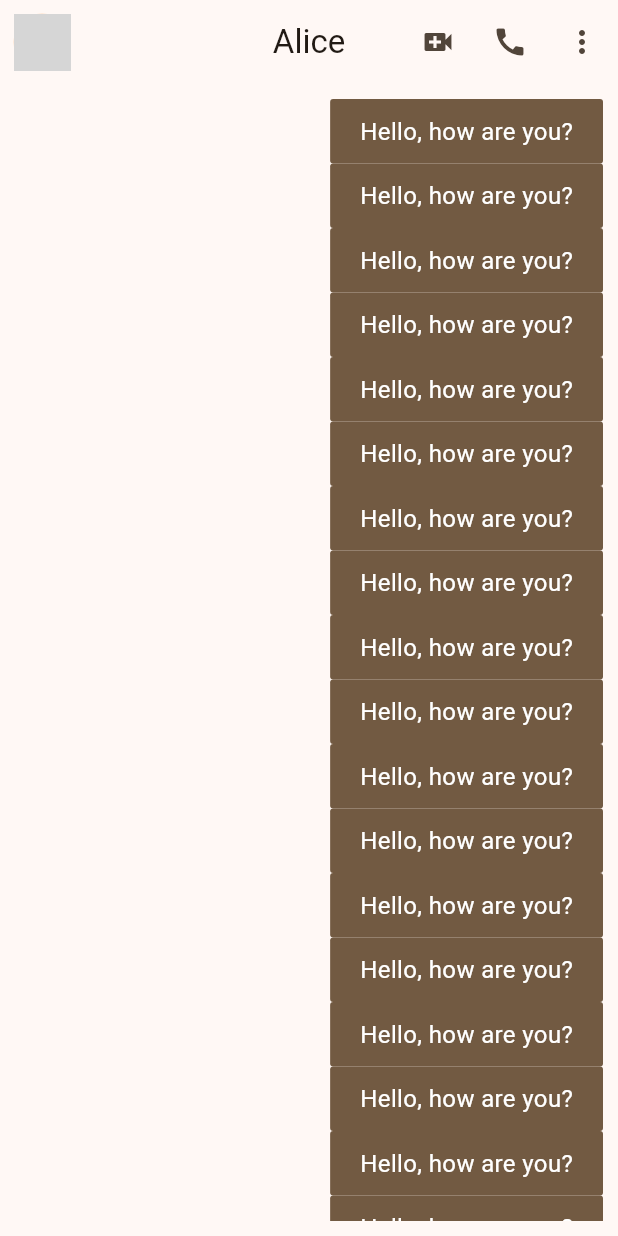
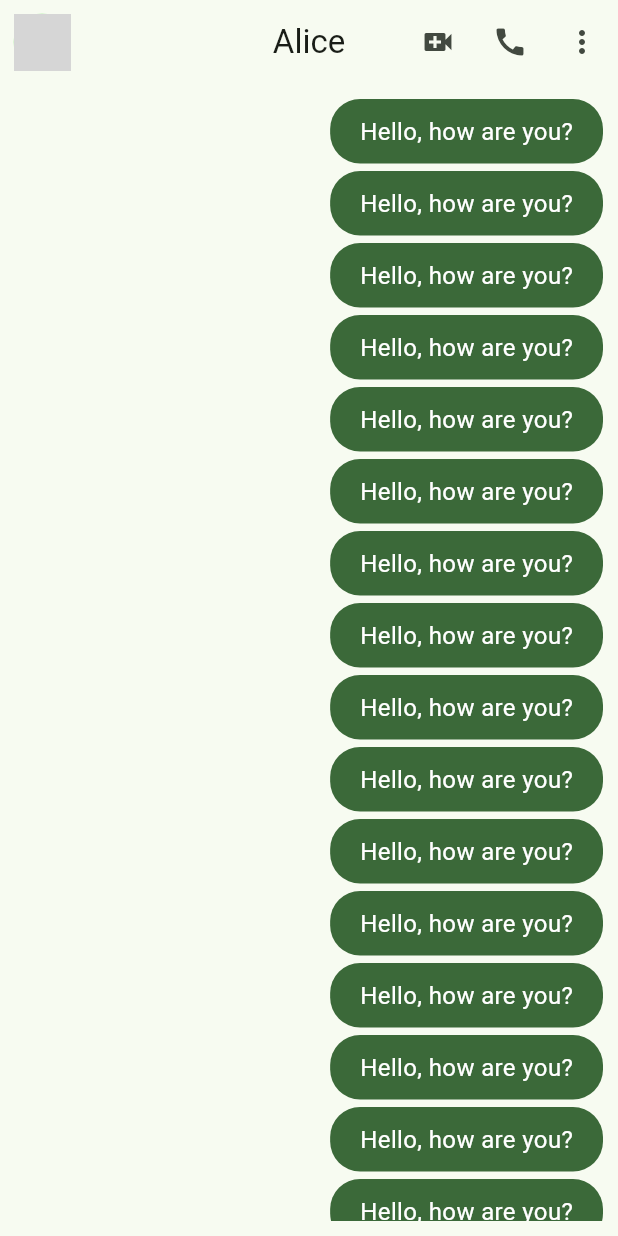
Before and after one commit to AlanMelendez/flutter_templateChatApp, a Flutter app: the screen it shows after launch, on a phone screen of 412 x 824 dp. Run offline on Flutter 3.47's test engine with Material 3 defaults, Android fonts, the phone set to English and light mode, and no system bars; network calls fail; grey boxes are pictures that could not be loaded.

Commit message:
fix: Update selectedColor in AppTheme and increase message bubble item count

```diff
--- a/lib/main.dart
+++ b/lib/main.dart
@@ -12,7 +12,7 @@ class MyApp extends StatelessWidget {
     return MaterialApp(
       title: 'Material App',
       debugShowCheckedModeBanner: false,
-      theme: AppTheme(selectedColor: 5).theme,
+      theme: AppTheme(selectedColor: 3).theme,
       home: ChatScreen(),
     );
   }
--- a/lib/presentation/screens/chat/chat_screen.dart
+++ b/lib/presentation/screens/chat/chat_screen.dart
@@ -69,7 +69,7 @@ class _ChatView extends StatelessWidget {
           children: [
             Expanded(
               child: ListView.builder(
-                itemCount: 20,
+                itemCount: 50,
                 itemBuilder: (context, index) {
                   return MyMessageBubble();
                 },
--- a/lib/presentation/widgets/chat/my_message_bubble.dart
+++ b/lib/presentation/widgets/chat/my_message_bubble.dart
@@ -12,8 +12,8 @@ class MyMessageBubble extends StatelessWidget {
       children: [
         Container(
           decoration: BoxDecoration(
-            color: theme.secondary,
-            borderRadius: BorderRadius.circular(2.0),
+            color: theme.primary,
+            borderRadius: BorderRadius.circular(20.0),
           ),
           child: const Padding(
             padding: EdgeInsets.symmetric(horizontal: 20, vertical: 10.0),
@@ -23,6 +23,7 @@ class MyMessageBubble extends StatelessWidget {
             ),
           ),
         ),
+        const SizedBox(height: 5.0), // Space between messages
       ],
     );
   }
```
